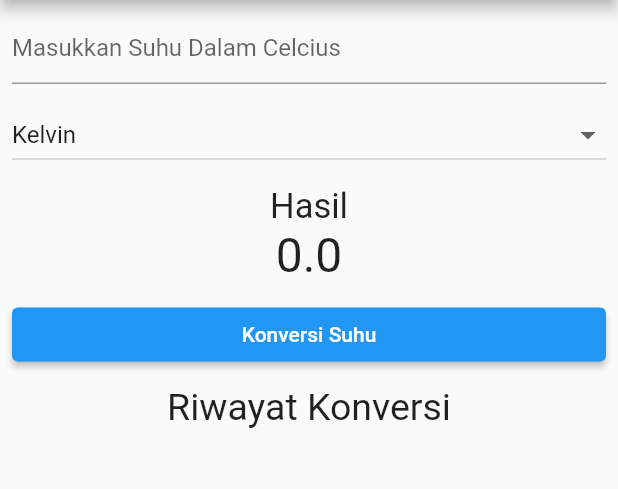
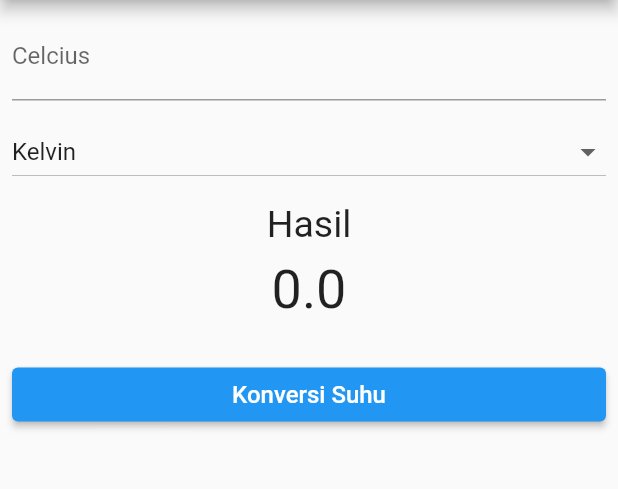
Before and after one commit to pydalwi/suhu_konverter, a Flutter app: the screen it shows after launch, after a tap on "Konversi Suhu", on a phone screen of 412 x 824 dp, the part 84-573 px from its top. Run offline on Flutter 3.47's test engine with Material 2 defaults, Android fonts, the light colour scheme and no system bars.

Commit message:
Konversi_Suhu_1

```diff
--- /dev/null
+++ b/lib/convert.dart
@@ -0,0 +1,26 @@
+import 'package:flutter/material.dart';
+
+class Convert extends StatelessWidget {
+  const Convert({
+    Key? key,
+    required this.konvertHandler,
+  }) : super(key: key);
+
+  final Function konvertHandler;
+  @override
+  Widget build(BuildContext context) {
+    return Row(
+      children: [
+        Expanded(
+            child: ElevatedButton(
+                child: const Text(
+                  "Konversi Suhu",
+                  style: TextStyle(fontSize: 16),
+                ),
+                onPressed: () {
+                  konvertHandler();
+                }))
+      ],
+    );
+  }
+}
--- /dev/null
+++ b/lib/dropdown.dart
@@ -0,0 +1,30 @@
+import 'package:flutter/material.dart';
+
+class Dropdown extends StatelessWidget {
+  const Dropdown({
+    Key? key,
+    required this.selectedDropdown,
+    required this.listSatuanSuhu,
+    required this.onChangedDropdown,
+  }) : super(key: key);
+
+  final String selectedDropdown;
+  final List<String> listSatuanSuhu;
+  final Function onChangedDropdown;
+
+  @override
+  Widget build(BuildContext context) {
+    return DropdownButton<String>(
+        value: selectedDropdown,
+        isExpanded: true,
+        items: listSatuanSuhu.map((String value) {
+          return DropdownMenuItem<String>(
+            value: value,
+            child: Text(value),
+          );
+        }).toList(),
+        onChanged: (value) {
+          onChangedDropdown(value);
+        });
+  }
+}
--- /dev/null
+++ b/lib/input.dart
@@ -0,0 +1,21 @@
+import 'package:flutter/material.dart';
+
+class Input extends StatelessWidget {
+  const Input({
+    Key? key,
+    required this.etInput,
+  }) : super(key: key);
+
+  final TextEditingController etInput;
+
+  @override
+  Widget build(BuildContext context) {
+    return TextField(
+      controller: etInput,
+      decoration: const InputDecoration(
+        hintText: "Masukkan Suhu Dalam Celcius",
+        labelText: "Celcius",
+      ),
+    );
+  }
+}
--- a/lib/main.dart
+++ b/lib/main.dart
@@ -1,4 +1,7 @@
 import 'package:flutter/material.dart';
+import 'package:suhu_konverter/convert.dart';
+import 'package:suhu_konverter/dropdown.dart';
+import 'package:suhu_konverter/input.dart';
 
 void main() {
   runApp(const MyApp());
@@ -13,87 +16,83 @@
 
 class _MyAppState extends State<MyApp> {
   TextEditingController etInput = TextEditingController();
+  double _inputUser = 0;
+  double _result = 0;
+  String selectedDropdown = "Kelvin";
+  List<String> listSatuanSuhu = ["Kelvin", "Reamur"];
 
-  double _result = 0;
-  String selectedDropDown = "Kelvin";
-  List<String> listSuhu = [
-    "Kelvin",
-    "Reamur",
-    "Fahrenheit",
-  ];
-  List<String> listHasil = [];
+  _konversiSuhu() {
+    setState(() {
+      if (etInput.text.isNotEmpty) {
+        _inputUser = double.parse(etInput.text);
+        switch (selectedDropdown) {
+          case "Kelvin":
+            {
+              _result = _inputUser + 273;
+            }
+            break;
+
+          case "Reamur":
+            {
+              _result = _inputUser * 0.8;
+            }
+            break;
+        }
+      }
+    });
+  }
+
+  _onDropdownChanged(Object? value) {
+    return setState(() {
+      selectedDropdown = value.toString();
+      _konversiSuhu();
+    });
+  }
 
   @override
   Widget build(BuildContext context) {
     return MaterialApp(
-      title: 'Flutter Konverter Suhu',
+      title: "Flutter Demo",
       theme: ThemeData(
         primarySwatch: Colors.blue,
         visualDensity: VisualDensity.adaptivePlatformDensity,
       ),
       home: Scaffold(
         appBar: AppBar(
-          title: const Text("Konverter Suhu"),
+          title: const Text('Konverter Suhu'),
         ),
         body: Container(
           margin: const EdgeInsets.all(8),
           child: Column(
-            mainAxisAlignment: MainAxisAlignment.spaceBetween,
             children: [
-              TextField(
-                controller: etInput,
-                keyboardType: TextInputType.number,
-                decoration: const InputDecoration(
-                    hintText: "Masukkan Suhu Dalam Celcius"),
+              Input(etInput: etInput),
+              const SizedBox(
+                height: 10,
               ),
-              const SizedBox(height: 10),
-              DropdownButton(
-                isExpanded: true,
-                value: selectedDropDown,
-                items: listSuhu.map((String value) {
-                  return DropdownMenuItem<String>(
-                    value: value,
-                    child: Text(value),
-                  );
-                }).toList(),
-                onChanged: (value) {
-                  onDropdownChanged(value);
-                },
+              Dropdown(
+                selectedDropdown: selectedDropdown,
+                listSatuanSuhu: listSatuanSuhu,
+                onChangedDropdown: _onDropdownChanged,
               ),
-              const SizedBox(height: 10),
+              const SizedBox(
+                height: 10,
+              ),
               const Text(
-                'Hasil',
-                style: TextStyle(fontSize: 23),
+                "Hasil",
+                style: TextStyle(fontSize: 25),
+              ),
+              const SizedBox(
+                height: 8,
               ),
               Text(
-                '$_result',
-                style: const TextStyle(fontSize: 32),
+                "$_result",
+                style: const TextStyle(fontSize: 36),
               ),
-              const SizedBox(height: 10),
-              Row(
-                children: [
-                  Expanded(
-                    child: ElevatedButton(
-                      onPressed: () {
-                        konversiSuhu();
-                      },
-                      child: const Text('Konversi Suhu'),
-                    ),
-                  ),
-                ],
+              const SizedBox(
+                height: 25,
               ),
-              const SizedBox(height: 10),
-              const Text(
-                'Riwayat Konversi',
-                style: TextStyle(fontSize: 25),
-              ),
-              const SizedBox(height: 10),
-              Expanded(
-                child: ListView.builder(
-                    itemCount: listHasil.length,
-                    itemBuilder: (content, index) {
-                      return Text(listHasil[index]);
-                    }),
+              Convert(
+                konvertHandler: _konversiSuhu,
               ),
             ],
           ),
@@ -101,59 +100,4 @@
       ),
     );
   }
-
-  void konversiSuhu() {
-    return setState(() {
-      if (etInput.text.isNotEmpty) {
-        switch (selectedDropDown) {
-          case "Kelvin":
-            _result = int.parse(etInput.text) + 273.15;
-            listHasil.add("Kelvin");
-            break;
-          case "Reamur":
-            _result = int.parse(etInput.text) * 0.8;
-            listHasil.add("Reamur");
-            break;
-          case "Fahrenheit":
-            _result = (int.parse(etInput.text) * 1.8) + 32;
-            listHasil.add("Fahrenheit");
-            break;
-        }
-        listHasil.add("Konversi dari " +
-            etInput.text +
-            " Celcius ke " +
-            selectedDropDown +
-            " dengan hasil = " +
-            _result.toString());
-      }
-    });
-  }
-
-  void onDropdownChanged(Object? value) {
-    return setState(() {
-      selectedDropDown = value.toString();
-      if (etInput.text.isNotEmpty) {
-        switch (selectedDropDown) {
-          case "Kelvin":
-            _result = int.parse(etInput.text) + 273.15;
-            listHasil.add("Kelvin");
-            break;
-          case "Reamur":
-            _result = int.parse(etInput.text) * 0.8;
-            listHasil.add("Reamur");
-            break;
-          case "Fahrenheit":
-            _result = (int.parse(etInput.text) * 1.8) + 32;
-            listHasil.add("Fahrenheit");
-            break;
-        }
-        listHasil.add("Konversi dari " +
-            etInput.text +
-            " Celcius ke " +
-            selectedDropDown +
-            " dengan hasil = " +
-            _result.toString());
-      }
-    });
-  }
 }
```
